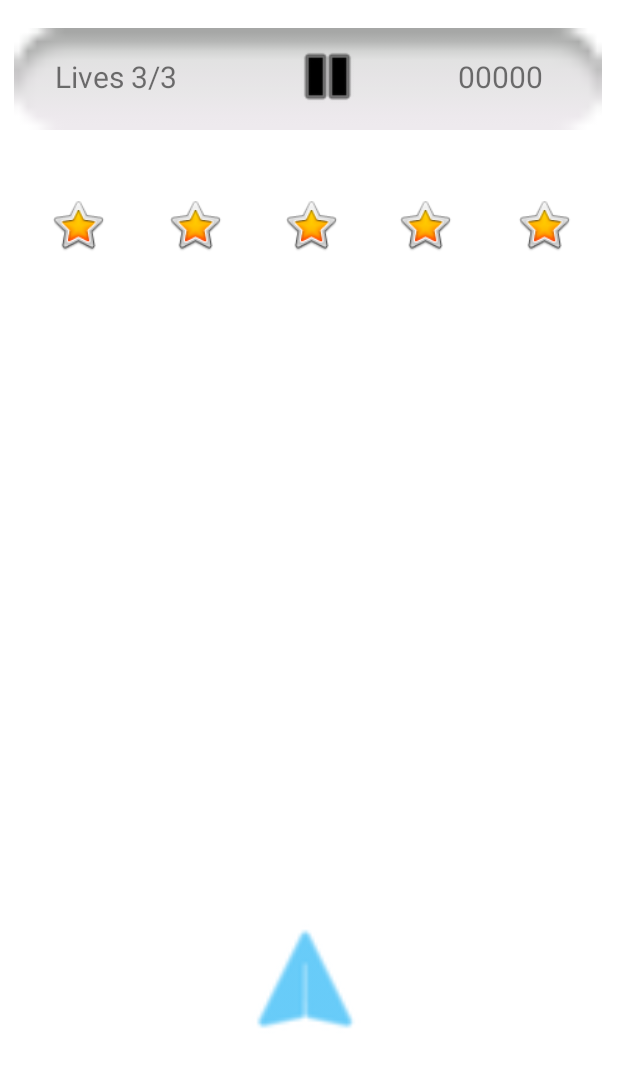
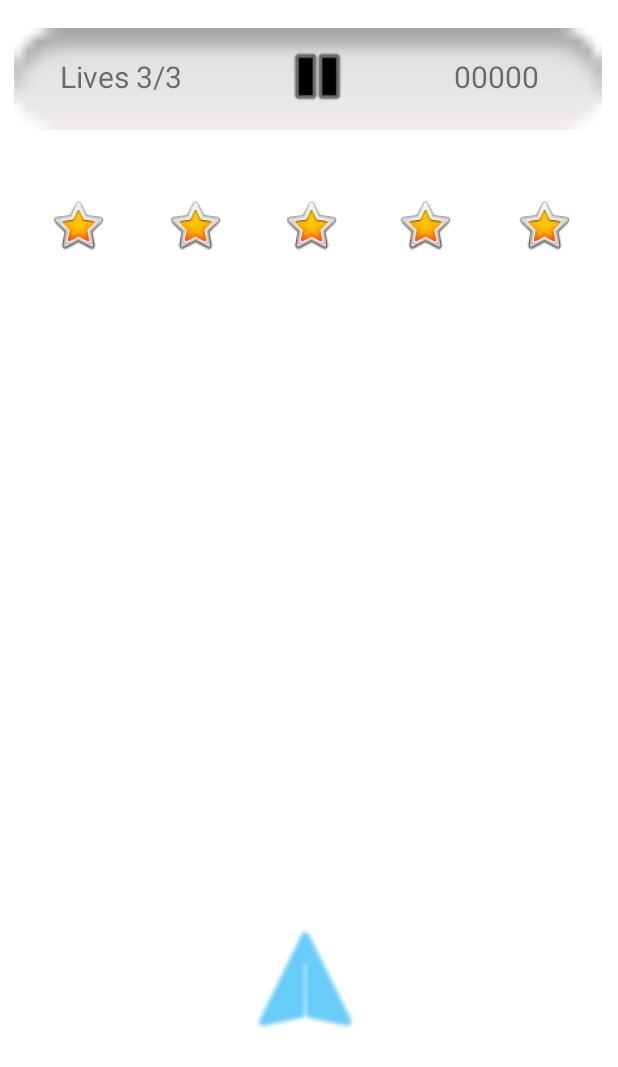
Before and after one commit to zalewskip123/projekt_aplikacji_mobilnej_space_bullet_game, an Android app: the Game screen opened directly, with no data from a screen before it, on a phone screen of 412 x 824 dp. Shown: the top 1067 px of the screen. Run offline under Robolectric (Android 15) with nearby library versions, the phone set to English and light mode, and no system bars.

Commit message:
Fix pause system and add Game Over text

```diff
--- a/app/src/main/java/com/example/space_bullet_game/Game.java
+++ b/app/src/main/java/com/example/space_bullet_game/Game.java
@@ -27,9 +27,9 @@ public class Game extends AppCompatActivity {
     private Button[] stars = new Button[5];
     private List<Integer> savedRandNumbers = new ArrayList<>();
     private boolean firstPress = false, lose = false, pauseClicked = false;
-    private TextView scoresSh, healthSh;
+    private TextView scoresSh, healthSh, gameOverSh;
     private int scoresValue = 0, healthValue = 3;
-    private Thread threadShowHealthAndScores;
+    private Thread threadShowHealthAndScores, pauseThread;
     private float yPausePlay;
 
     @Override
@@ -56,11 +56,12 @@ public class Game extends AppCompatActivity {
                         if (!firstPress)
                         {
                             randStar();
+                            pauseThread.start();
                             firstPress = true;
                         }
                         break;
                     case MotionEvent.ACTION_MOVE:
-                        if (!lose) {
+                        if (!lose && !pauseClicked) {
                             int leftSide = (layoutWidth * 12)/100;
                             int rightSide = layoutWidth - leftSide;
                             if (event.getRawX() >= leftSide && event.getRawX() <= rightSide) {
@@ -85,6 +86,9 @@ public class Game extends AppCompatActivity {
         scoresSh = (TextView) findViewById(R.id.scoresView);
         healthSh = (TextView) findViewById(R.id.healthView);
 
+        gameOverSh = (TextView) findViewById(R.id.gameOver);
+        gameOverSh.setY(layoutHeight);
+
         threadShowHealthAndScores = new Thread() {
             @Override
             public void run() {
@@ -94,6 +98,8 @@ public class Game extends AppCompatActivity {
                         scoresSh.setText(String.format("%05d",scoresValue));
                         if (healthValue > 0) healthSh.setText("Lives " + Integer.toString(healthValue) + "/3");
                         else {
+                            healthSh.setText("Lives " + Integer.toString(healthValue) + "/3");
+                            gameOverSh.setY((layoutHeight*40)/100);
                             lose = true;
                         }
                     } catch (Exception e) {
@@ -109,34 +115,44 @@ public class Game extends AppCompatActivity {
         play = (Button) findViewById(R.id.playB);
         play.setY(layoutHeight);
         yPausePlay = pause.getY() + layoutHeight*2/100;
+
+        pauseThread = new Thread() {
+            @Override
+            public void run() {
+                while(!isInterrupted()) {
+                    try {
+                        Thread.sleep(500);
+                        pause = (Button) findViewById(R.id.pauseB);
+                        play = (Button) findViewById(R.id.playB);
                         pause.setOnClickListener(new View.OnClickListener() {
                             @Override
                             public void onClick(View view) {
-                if (!pauseClicked) {
                                 pauseClicked = true;
                                 play.setY(yPausePlay);
                                 pause.setY(layoutHeight);
-                    //threadShowHealthAndScores.interrupt();
-                }
                             }
                         });
 
                         play.setOnClickListener(new View.OnClickListener() {
                             @Override
                             public void onClick(View view) {
-                if (pauseClicked) {
                                 pauseClicked = false;
                                 play.setY(layoutHeight);
                                 pause.setY(yPausePlay);
-                    //threadShowHealthAndScores.start();
+                            }
+                        });
+                    } catch (Exception e) {
+                        e.printStackTrace();
                     }
                 }
-        });
+            }
+        };
     }
 
     //Generate random number of star
     private void randStar() {
         if (!lose) {
+            if (!pauseClicked) {
                 int randNumber = (int)Math.floor(Math.random()*5);
                 while(savedRandNumbers.contains(randNumber)) {
                     if (savedRandNumbers.size() == 5)
@@ -152,6 +168,7 @@ public class Game extends AppCompatActivity {
                 }
                 savedRandNumbers.add(randNumber);
                 starRun(randNumber);
+            }
             Timer timer = new Timer();
             timer.schedule(new TimerTask() {
                 public void run() {
@@ -172,7 +189,7 @@ public class Game extends AppCompatActivity {
                     return;
                 }
                 Timer timer = new Timer();
-                stars[id].setY(stars[id].getY() + 20);
+                if (!pauseClicked) stars[id].setY(stars[id].getY() + 20);
                 timer.schedule(new TimerTask() {
                     public void run() {
                         starRun(id);
--- a/app/src/main/res/layout/game.xml
+++ b/app/src/main/res/layout/game.xml
@@ -51,7 +51,7 @@
         android:layout_marginEnd="2dp"
         android:layout_marginBottom="479dp"
         android:background="#00FFFFFF"
-        android:insetLeft="13dp"
+        android:insetLeft="0dp"
         app:icon="@android:drawable/ic_media_pause"
         app:iconSize="50dp"
         app:iconTint="@color/black"
@@ -68,7 +68,7 @@
         android:layout_marginEnd="2dp"
         android:layout_marginBottom="479dp"
         android:background="#00FFFFFF"
-        android:insetLeft="13dp"
+        android:insetLeft="0dp"
         android:visibility="visible"
         app:icon="@android:drawable/ic_media_play"
         app:iconSize="50dp"
@@ -181,4 +181,17 @@
         app:layout_constraintTop_toTopOf="parent"
         app:layout_constraintVertical_bias="0.157" />
 
+    <TextView
+        android:id="@+id/gameOver"
+        android:layout_width="295dp"
+        android:layout_height="102dp"
+        android:text="GAME OVER"
+        android:textAlignment="center"
+        android:textSize="48sp"
+        android:visibility="visible"
+        app:layout_constraintBottom_toBottomOf="parent"
+        app:layout_constraintEnd_toEndOf="parent"
+        app:layout_constraintStart_toStartOf="parent"
+        app:layout_constraintTop_toTopOf="parent" />
+
 </androidx.constraintlayout.widget.ConstraintLayout>
```
Lines whose indentation alone changed are shown as unchanged.
